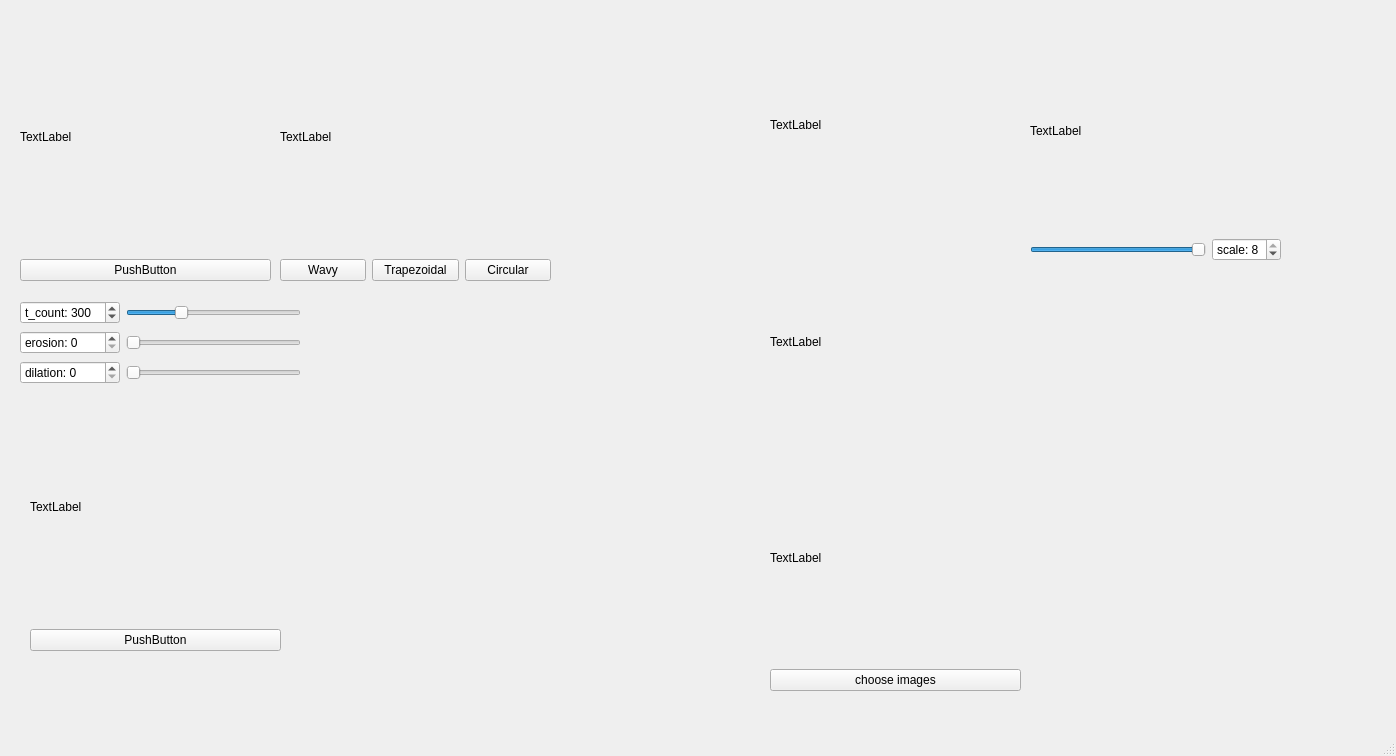
First picture: the form in main.ui, repository s2137127/image_process_6, before the edit.
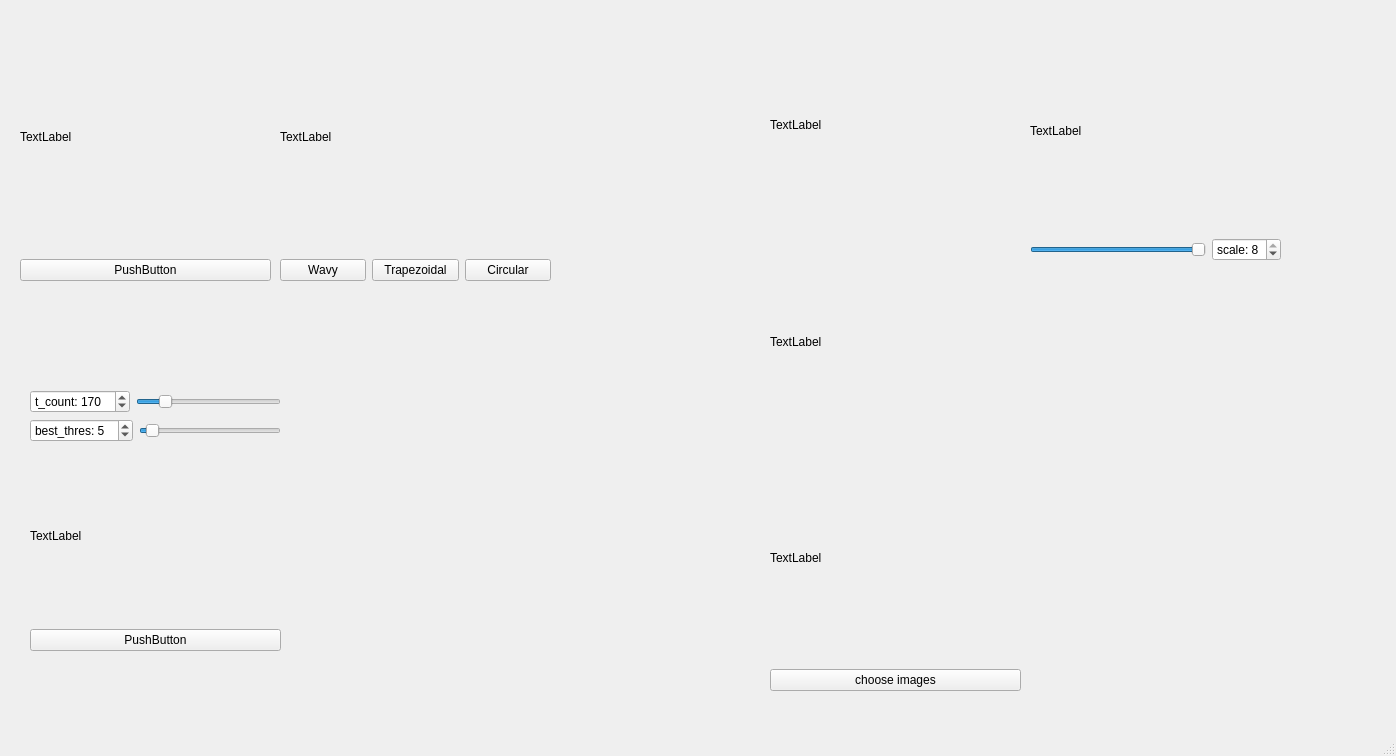
Second picture: the form after the edit.

Patch:
```diff
--- a/main.ui
+++ b/main.ui
@@ -147,7 +147,70 @@
       <height>261</height>
      </rect>
     </property>
-    <layout class="QVBoxLayout" name="verticalLayout_2">
+    <layout class="QVBoxLayout" name="verticalLayout_2" stretch="1,0,9,1">
+     <item>
+      <layout class="QHBoxLayout" name="horizontalLayout_3">
+       <item>
+        <widget class="QSpinBox" name="spinBox_2">
+         <property name="prefix">
+          <string>t_count: </string>
+         </property>
+         <property name="maximum">
+          <number>1000</number>
+         </property>
+         <property name="value">
+          <number>170</number>
+         </property>
+        </widget>
+       </item>
+       <item>
+        <widget class="QSlider" name="horizontalSlider_tcount">
+         <property name="maximum">
+          <number>1000</number>
+         </property>
+         <property name="singleStep">
+          <number>5</number>
+         </property>
+         <property name="pageStep">
+          <number>10</number>
+         </property>
+         <property name="value">
+          <number>170</number>
+         </property>
+         <property name="orientation">
+          <enum>Qt::Horizontal</enum>
+         </property>
+        </widget>
+       </item>
+      </layout>
+     </item>
+     <item>
+      <layout class="QHBoxLayout" name="horizontalLayout_4">
+       <item>
+        <widget class="QSpinBox" name="spinBox_3">
+         <property name="prefix">
+          <string>best_thres: </string>
+         </property>
+         <property name="value">
+          <number>5</number>
+         </property>
+        </widget>
+       </item>
+       <item>
+        <widget class="QSlider" name="horizontalSlider_best_thres">
+         <property name="pageStep">
+          <number>1</number>
+         </property>
+         <property name="value">
+          <number>5</number>
+         </property>
+         <property name="orientation">
+          <enum>Qt::Horizontal</enum>
+         </property>
+        </widget>
+       </item>
+      </layout>
+     </item>
      <item>
       <widget class="QLabel" name="label_edge">
        <property name="text">
@@ -164,7 +227,7 @@
      </item>
     </layout>
    </widget>
-   <widget class="QWidget" name="">
+   <widget class="QWidget" name="layoutWidget">
     <property name="geometry">
      <rect>
       <x>280</x>
@@ -208,96 +271,6 @@
      </item>
     </layout>
    </widget>
-   <widget class="QWidget" name="">
-    <property name="geometry">
-     <rect>
-      <x>20</x>
-      <y>300</y>
-      <width>281</width>
-      <height>86</height>
-     </rect>
-    </property>
-    <layout class="QVBoxLayout" name="verticalLayout_6">
-     <item>
-      <layout class="QHBoxLayout" name="horizontalLayout_3" stretch="4,7">
-       <item>
-        <widget class="QSpinBox" name="spinBox_2">
-         <property name="prefix">
-          <string>t_count: </string>
-         </property>
-         <property name="maximum">
-          <number>1000</number>
-         </property>
-         <property name="value">
-          <number>300</number>
-         </property>
-        </widget>
-       </item>
-       <item>
-        <widget class="QSlider" name="horizontalSlider_tcount">
-         <property name="maximum">
-          <number>1000</number>
-         </property>
-         <property name="singleStep">
-          <number>5</number>
-         </property>
-         <property name="pageStep">
-          <number>10</number>
-         </property>
-         <property name="value">
-          <number>300</number>
-         </property>
-         <property name="orientation">
-          <enum>Qt::Horizontal</enum>
-         </property>
-        </widget>
-       </item>
-      </layout>
-     </item>
-     <item>
-      <layout class="QHBoxLayout" name="horizontalLayout_4" stretch="4,7">
-       <item>
-        <widget class="QSpinBox" name="spinBox_3">
-         <property name="prefix">
-          <string>erosion: </string>
-         </property>
-        </widget>
-       </item>
-       <item>
-        <widget class="QSlider" name="horizontalSlider_erosion">
-         <property name="pageStep">
-          <number>1</number>
-         </property>
-         <property name="orientation">
-          <enum>Qt::Horizontal</enum>
-         </property>
-        </widget>
-       </item>
-      </layout>
-     </item>
-     <item>
-      <layout class="QHBoxLayout" name="horizontalLayout_5" stretch="4,7">
-       <item>
-        <widget class="QSpinBox" name="spinBox_4">
-         <property name="prefix">
-          <string>dilation: </string>
-         </property>
-        </widget>
-       </item>
-       <item>
-        <widget class="QSlider" name="horizontalSlider_dilation">
-         <property name="pageStep">
-          <number>1</number>
-         </property>
-         <property name="orientation">
-          <enum>Qt::Horizontal</enum>
-         </property>
-        </widget>
-       </item>
-      </layout>
-     </item>
-    </layout>
-   </widget>
   </widget>
   <widget class="QMenuBar" name="menubar">
    <property name="geometry">
```
Left out of the diff: 74 changed lines with no effect on the pictures.
